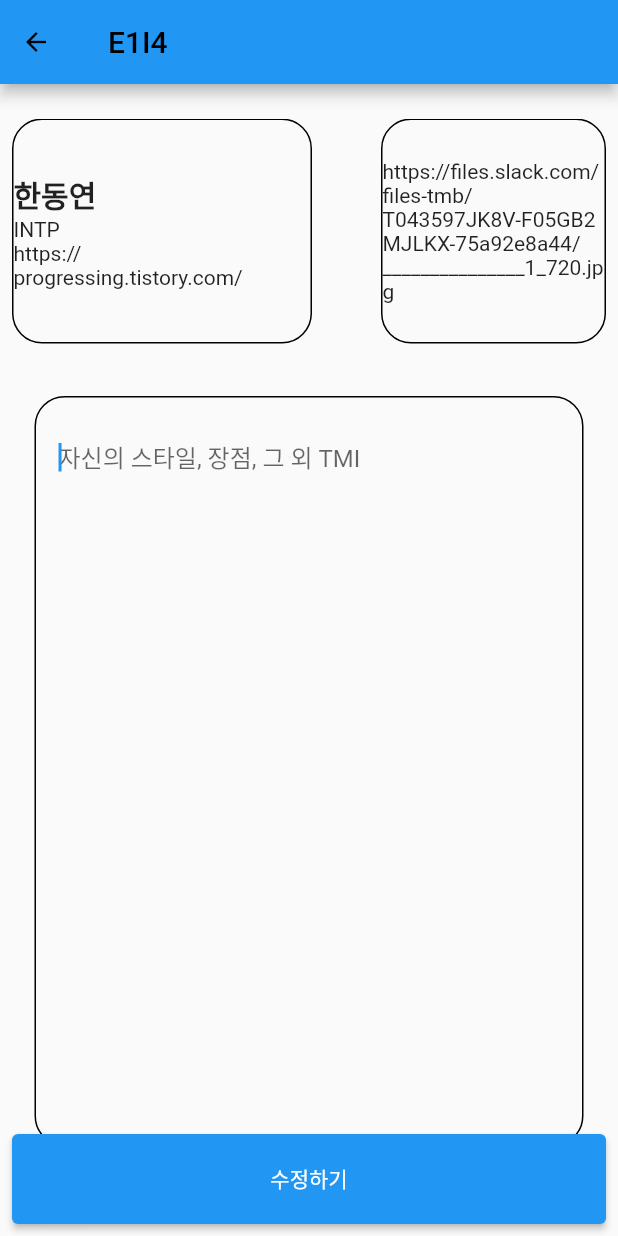
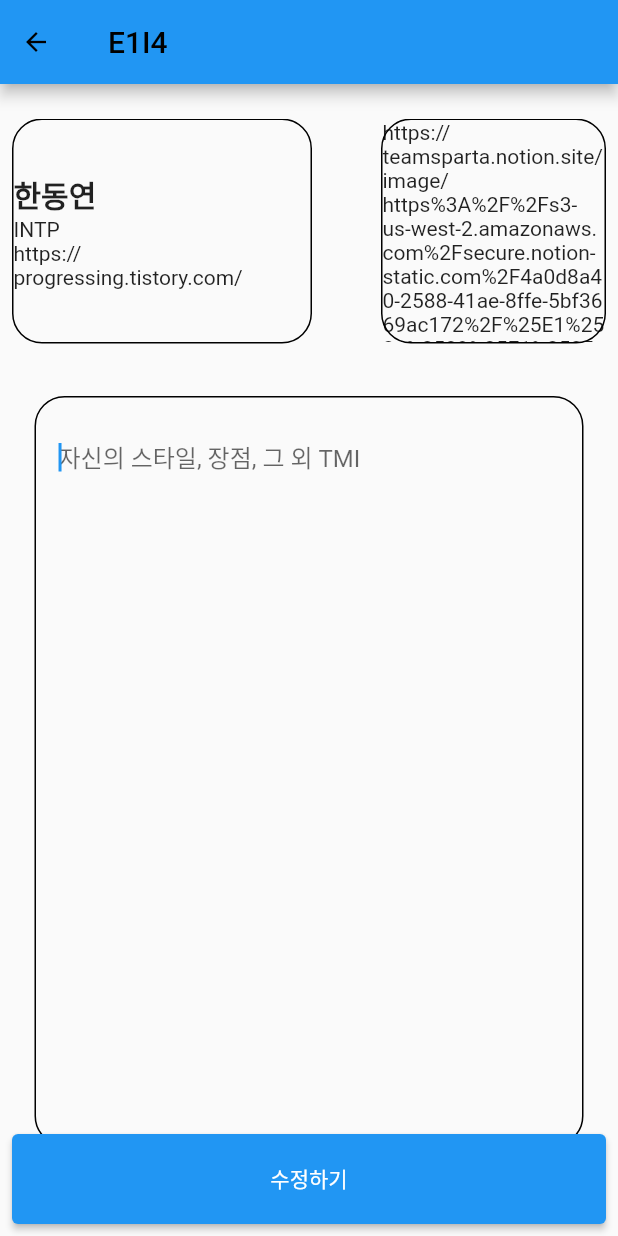
Before and after one commit to anfgbwl/team_project_1, a Flutter app: the screen it shows after launch, scrolled down 46 dp, after a tap on "한동연", on a phone screen of 412 x 824 dp. Run offline on Flutter 3.47's test engine with Material 2 defaults, Android fonts, the phone set to English and light mode, and no system bars; network calls fail.

Commit message:
프로필 리스트 적용

```diff
--- a/lib/main.dart
+++ b/lib/main.dart
@@ -29,6 +29,8 @@ class MyApp extends StatelessWidget {
 class MyHomePage extends StatelessWidget {
   @override
   Widget build(BuildContext context) {
+    final profileService = Provider.of<ProfileService>(context);
+
     return Scaffold(
       appBar: AppBar(
         title: Text('E1I4에 대하여'),
@@ -64,10 +66,12 @@ class MyHomePage extends StatelessWidget {
             ),
             SizedBox(height: 20), // 필요에 따라 공간 추가
             Expanded(
-              child: ListView.separated(
-                // 리스트로 넣는거 실패해서 itemCount 총 5개로 작업
-                itemCount: 5,
+              child: Consumer<ProfileService>(
+                  builder: (context, profileService, index) {
+                return ListView.separated(
+                  itemCount: profileService.profileList.length,
                   itemBuilder: (context, index) {
+                    final profile = profileService.profileList[index];
                     // GestureDetector는 사용자 동작을 감시하는 코드임(대충 클릭하면 어떻게 하겠다 조건을 지정하는 코드)
                     return GestureDetector(
                       onTap: () {
@@ -80,47 +84,15 @@ class MyHomePage extends StatelessWidget {
                                       index: index,
                                     )));
                       },
-                    child: Feed(
-                      // 각 arguments의 값을 지정하여, index 위치에 맞게 대입(? 맞으면 값, : 아니면 값)
-                      imageUrl: index == 2
-                          ? 'https://teamsparta.notion.site/image/https%3A%2F%2Fs3-us-west-2.amazonaws.com%2Fsecure.notion-static.com%2Fb9308949-ab1a-4a06-8258-f1b6f60cce90%2FEBE8BF9D-5BD7-4AD4-8FC4-84157068BC52.jpeg?id=26769fd9-5881-44f4-90fb-84c279204552&table=block&spaceId=83c75a39-3aba-4ba4-a792-7aefe4b07895&width=1310&userId=&cache=v2'
-                          : 'https://geojecci.korcham.net/images/no-image01.gif',
-                      name: index == 0
-                          ? '한동연'
-                          : index == 1
-                              ? '김서진'
-                              : index == 2
-                                  ? '김서온'
-                                  : index == 3
-                                      ? '정기현'
-                                      : '차재영',
-                      mbti: index == 0
-                          ? 'INTP'
-                          : index == 1
-                              ? 'ISFP'
-                              : index == 2
-                                  ? 'ENTP'
-                                  : index == 3
-                                      ? 'INFP'
-                                      : 'ISTP',
-                      ambition: index == 0
-                          ? '공부는 마라톤'
-                          : index == 1
-                              ? '열심히 허자'
-                              : index == 2
-                                  ? '나는 끝까지 살아남을꺼야'
-                                  : index == 3
-                                      ? '포기하지 말자'
-                                      : '하면된다',
-                      role: index == 0 ? '팀장' : '팀원',
-                    ),
+                      child: Feed(profile: profile),
                     );
                   },
                   // 각 Feed 들을 구분하기 위해서 Divider 추가
                   separatorBuilder: (context, index) {
                     return Divider();
                   },
-              ),
+                );
+              }),
             )
           ],
         ),
@@ -142,18 +114,10 @@ class MyHomePage extends StatelessWidget {
 class Feed extends StatelessWidget {
   const Feed({
     Key? key,
-    required this.imageUrl,
-    required this.name,
-    required this.mbti,
-    required this.ambition,
-    required this.role,
+    required this.profile,
   }) : super(key: key);
 
-  final String imageUrl;
-  final String name;
-  final String mbti;
-  final String ambition;
-  final String role;
+  final Profile profile;
 
   @override
   Widget build(BuildContext context) {
@@ -163,7 +127,7 @@ class Feed extends StatelessWidget {
         ClipRRect(
           borderRadius: BorderRadius.circular(10), // 사진 테두리 둥글게
           child: Image.network(
-            imageUrl,
+            profile.photo,
             width: 130,
             height: 130,
             fit: BoxFit.cover, // 위에 가로세로(Box)에 맞춤, 나머지 자르기
@@ -175,7 +139,7 @@ class Feed extends StatelessWidget {
             crossAxisAlignment: CrossAxisAlignment.start,
             children: [
               Text(
-                name,
+                profile.name,
                 style: TextStyle(
                   fontSize: 30,
                   fontWeight: FontWeight.bold,
@@ -189,7 +153,7 @@ class Feed extends StatelessWidget {
                 height: 2,
               ),
               Text(
-                mbti,
+                profile.mbti,
                 style: TextStyle(
                   fontSize: 20,
                   color: Colors.black54,
@@ -202,7 +166,7 @@ class Feed extends StatelessWidget {
                 height: 2,
               ),
               Text(
-                ambition,
+                profile.mytype,
                 style: TextStyle(
                   fontSize: 20,
                   color: Colors.black54,
@@ -215,7 +179,7 @@ class Feed extends StatelessWidget {
                 children: [
                   Spacer(),
                   Text(
-                    role,
+                    profile.role,
                     style: TextStyle(color: Colors.black54),
                   ),
                 ],
--- a/lib/profile_service.dart
+++ b/lib/profile_service.dart
@@ -21,7 +21,7 @@ class ProfileService extends ChangeNotifier {
   List<Profile> profileList = [
     Profile(
         photo:
-            'https://files.slack.com/files-tmb/T043597JK8V-F05GB2MJLKX-75a92e8a44/_______________1_720.jpg',
+            'https://teamsparta.notion.site/image/https%3A%2F%2Fs3-us-west-2.amazonaws.com%2Fsecure.notion-static.com%2F4a0d8a40-2588-41ae-8ffe-5bf3669ac172%2F%25E1%2584%2589%25E1%2585%25A1%25E1%2584%258C%25E1%2585%25B5%25E1%2586%25AB1.jpeg?id=7c16ca4c-b236-475b-81e8-1d420f6a6ecc&table=block&spaceId=83c75a39-3aba-4ba4-a792-7aefe4b07895&width=770&userId=&cache=v2',
         name: '한동연',
         mbti: 'INTP',
         blog: 'https://progressing.tistory.com/',
@@ -29,7 +29,7 @@ class ProfileService extends ChangeNotifier {
         role: '팀장'),
     Profile(
         photo:
-            'https://files.slack.com/files-tmb/T043597JK8V-F05GSKYLE0H-2501add5fc/p20220604_104815455_d6916fe2-b4ad-482a-9fb0-265d7382a3df_720.jpg',
+            'https://teamsparta.notion.site/image/https%3A%2F%2Fs3-us-west-2.amazonaws.com%2Fsecure.notion-static.com%2Fab88139e-5271-4fea-8351-4e4f5b14ba6f%2FP20220604_104815455_D6916FE2-B4AD-482A-9FB0-265D7382A3DF.jpg?id=a8c97967-9f74-46a0-ba4e-b1059a25bc2f&table=block&spaceId=83c75a39-3aba-4ba4-a792-7aefe4b07895&width=1470&userId=&cache=v2',
         name: '김서진',
         mbti: 'ISFP',
         blog: 'zzin2990.tistory.com',
@@ -44,19 +44,21 @@ class ProfileService extends ChangeNotifier {
         mytype: '나는 끝까지 살아남을꺼야',
         role: '팀원'),
     Profile(
-        photo: 'https://geojecci.korcham.net/images/no-image01.gif',
+        photo:
+            'https://teamsparta.notion.site/image/https%3A%2F%2Fs3-us-west-2.amazonaws.com%2Fsecure.notion-static.com%2Fffb89613-e223-4821-b622-80a54008f8a0%2FIMG_5017.jpeg?id=a4ab7c71-9341-43cc-b074-0232752ea4bd&table=block&spaceId=83c75a39-3aba-4ba4-a792-7aefe4b07895&width=1470&userId=&cache=v2',
         name: '정기현',
         mbti: 'INFP',
         blog: 'https://jkh0013011.tistory.com/',
         mytype: '포기하지 말자',
         role: '팀원'),
     Profile(
-        photo:
-            'https://files.slack.com/files-tmb/T043597JK8V-F05GGDJUP4L-5d3cb9d4d3/img_2340_720.jpg',
+        photo: 'https://geojecci.korcham.net/images/no-image01.gif',
         name: '차재영',
         mbti: 'ISTP',
         blog: 'https://jblog1229.tistory.com/',
         mytype: '하면된다',
         role: '팀원'),
   ];
+
+  int get length => profileList.length;
 }
```
Lines whose indentation alone changed are shown as unchanged.
